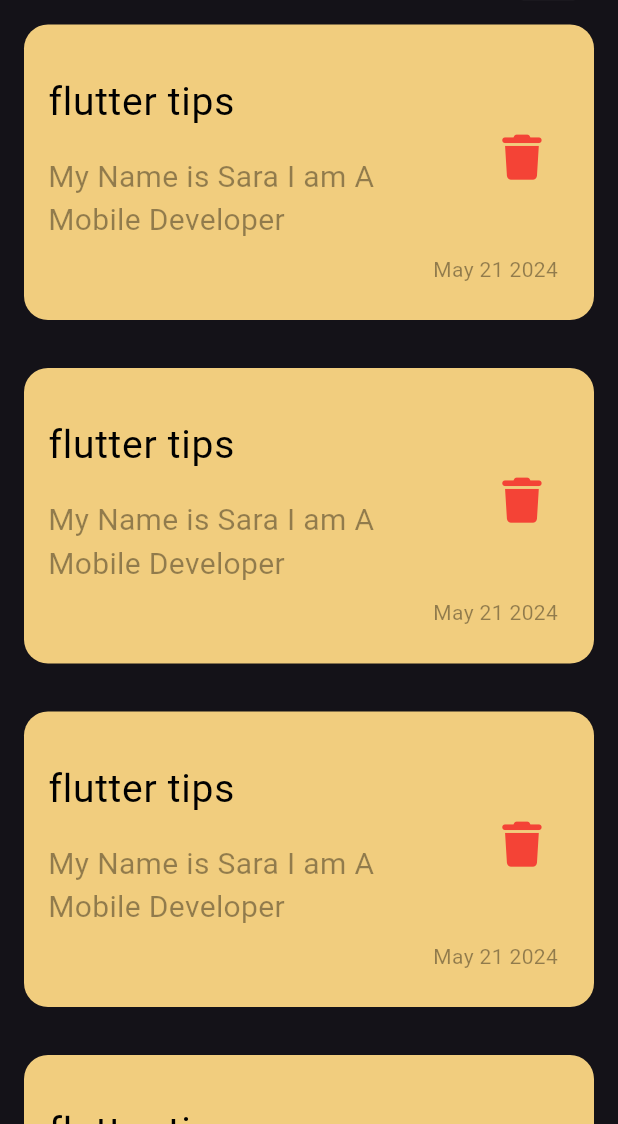
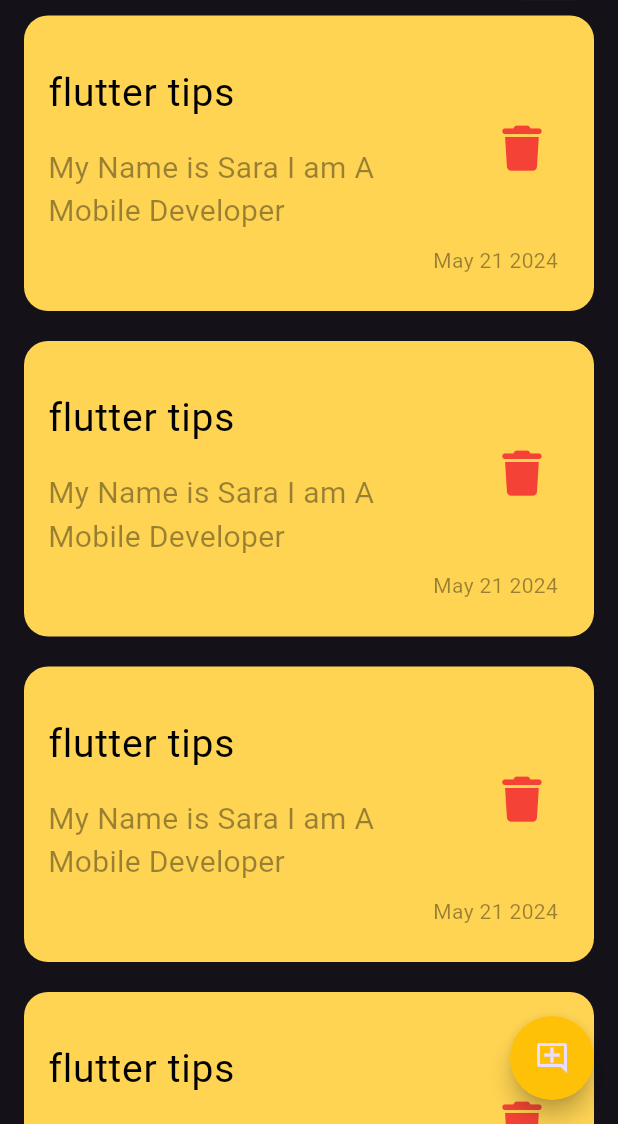
Before and after one commit to saraUsama9910/note_app, a Flutter app: the screen it shows after launch, on a phone screen of 412 x 824 dp, the part 112-1236 px from its top. Run offline on Flutter 3.47's test engine with Material 3 defaults, Android fonts, the phone set to English and light mode, and no system bars; our stand-ins replace font_awesome_flutter.

Commit message:
adding floating action button

```diff
--- a/lib/views/note_list_view.dart
+++ b/lib/views/note_list_view.dart
@@ -3,13 +3,13 @@ import 'package:note_app/widgets/note_item.dart';
 
 class NoteListView extends StatelessWidget {
   const NoteListView({super.key});
-
+final data=const[];
   @override
   Widget build(BuildContext context) {
     return ListView.builder(
       itemBuilder: (BuildContext context, int index) {
         return const Padding(
-          padding: EdgeInsets.all(8.0),
+          padding: EdgeInsets.symmetric(horizontal: 8, vertical: 2),
           child: NoteItem(),
         );
       },
--- a/lib/views/note_view.dart
+++ b/lib/views/note_view.dart
@@ -6,8 +6,17 @@ class NoteView extends StatelessWidget {
 
   @override
   Widget build(BuildContext context) {
-    return const Scaffold(
-      body: NoteViewBody(),
+    return Scaffold(
+      floatingActionButton: FloatingActionButton(
+        onPressed: () {},
+        clipBehavior: Clip.antiAlias,
+        backgroundColor: Colors.amber,
+        shape: const CircleBorder(
+          side: BorderSide(style: BorderStyle.none, color: Colors.white),
+        ),
+        child: const Icon(Icons.add_comment_outlined),
+      ),
+      body: const NoteViewBody(),
     );
   }
 }
--- a/lib/widgets/note_item.dart
+++ b/lib/widgets/note_item.dart
@@ -11,7 +11,7 @@ class NoteItem extends StatelessWidget {
         padding: const EdgeInsets.only(top: 24, bottom: 24),
         decoration: BoxDecoration(
           borderRadius: BorderRadius.circular(16),
-          color: const Color.fromARGB(255, 241, 205, 126),
+          color: const Color.fromARGB(255, 255, 212, 83),
         ),
         child: Column(
           crossAxisAlignment: CrossAxisAlignment.end,
```
